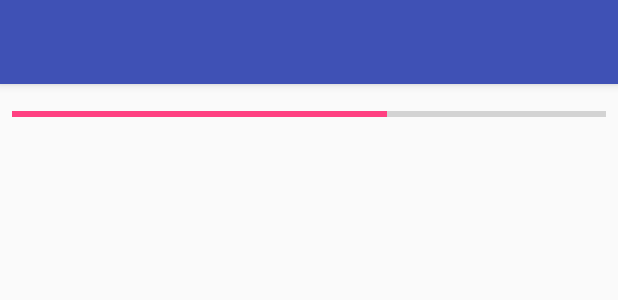
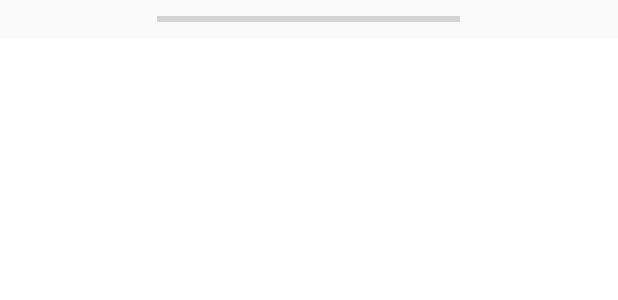
Before and after one commit to ReneCode/DrawingApp, an Android app: the layout activity_main.xml on its own in the app's theme, with its tools: preview values and no code run, on a phone screen of 412 x 824 dp. Shown: the top 300 px of the screen. Run offline under Robolectric (Android 15) with nearby library versions, the phone set to English and light mode, and no system bars.

Commit message:
limit points on drawing - show progress as points.size

```diff
--- a/app/src/main/AndroidManifest.xml
+++ b/app/src/main/AndroidManifest.xml
@@ -12,6 +12,7 @@
         <activity
             android:name=".MainActivity"
             android:label="@string/app_name"
+            android:screenOrientation="portrait"
             android:theme="@style/AppTheme.NoActionBar">
             <intent-filter>
                 <action android:name="android.intent.action.MAIN" />
--- a/app/src/main/java/eu/riffer/drawingapp/DrawingView.java
+++ b/app/src/main/java/eu/riffer/drawingapp/DrawingView.java
@@ -22,11 +22,11 @@ public class DrawingView extends View {
     private Bitmap canvasBitmap;
     private DrawingRecorder recoder;
 
-    public DrawingView(Context context, AttributeSet attribeSet) {
-        super(context, attribeSet);
+    private ProgressBar progressBar;
+    private int maxPointCount = 50;
 
-//        ProgressBar progressBar = (ProgressBar)findViewById(R.id.progressBar);
-//        progressBar.setProgress(34);
+    public DrawingView(Context context, AttributeSet attributeSet) {
+        super(context, attributeSet);
 
         recoder = new DrawingRecorder();
 
@@ -73,15 +73,20 @@ public class DrawingView extends View {
                 recoder.clear();
                 recoder.add(touchX, touchY);
                 drawPath.moveTo(touchX, touchY);
+                progressBar.setMax(maxPointCount);
                 break;
             case MotionEvent.ACTION_MOVE:
-                recoder.add(touchX, touchY);
-                drawPath.lineTo(touchX, touchY);
+                if (recoder.points.size() < maxPointCount) {
+                    recoder.add(touchX, touchY);
+                    drawPath.lineTo(touchX, touchY);
+                    progressBar.setProgress(recoder.points.size());
+                }
                 break;
             case MotionEvent.ACTION_UP:
                 recoder.save();
                 drawCanvas.drawPath(drawPath, drawPaint);
                 drawPath.reset();
+                progressBar.setProgress(0);
                 break;
             default:
                 return false;
@@ -90,4 +95,8 @@ public class DrawingView extends View {
         invalidate();
         return true;
     }
+
+    public void setProgressBar(ProgressBar progressBar) {
+        this.progressBar = progressBar;
+    }
 }
--- a/app/src/main/java/eu/riffer/drawingapp/MainActivity.java
+++ b/app/src/main/java/eu/riffer/drawingapp/MainActivity.java
@@ -1,44 +1,27 @@
 package eu.riffer.drawingapp;
 
 import android.os.Bundle;
-import android.support.design.widget.FloatingActionButton;
-import android.support.design.widget.Snackbar;
 import android.support.v7.app.AppCompatActivity;
-import android.support.v7.widget.Toolbar;
 import android.view.View;
-import android.view.Menu;
-import android.view.MenuItem;
+import android.widget.ProgressBar;
 
 public class MainActivity extends AppCompatActivity {
+
+    private View mDrawingView;
+    private ProgressBar progressBar;
+    private DrawingView drawingView;
 
     @Override
     protected void onCreate(Bundle savedInstanceState) {
         super.onCreate(savedInstanceState);
+
         setContentView(R.layout.activity_main);
-        Toolbar toolbar = (Toolbar) findViewById(R.id.toolbar);
-        setSupportActionBar(toolbar);
 
-    }
+        progressBar = findViewById(R.id.progressbar);
+        drawingView = findViewById(R.id.drawing);
 
-    @Override
-    public boolean onCreateOptionsMenu(Menu menu) {
-        // Inflate the menu; this adds items to the action bar if it is present.
-        getMenuInflater().inflate(R.menu.menu_main, menu);
-        return true;
-    }
+        drawingView.setProgressBar(progressBar);
 
-    @Override
-    public boolean onOptionsItemSelected(MenuItem item) {
-        // Handle action bar item clicks here. The action bar will
-        // automatically handle clicks on the Home/Up button, so long
-        // as you specify a parent activity in AndroidManifest.xml.
-        int id = item.getItemId();
-
-        //noinspection SimplifiableIfStatement
-        if (id == R.id.action_settings) {
-            return true;
-        }
-
-        return super.onOptionsItemSelected(item);
+        progressBar.setProgress(77);
     }
 }
--- a/app/src/main/res/layout/activity_main.xml
+++ b/app/src/main/res/layout/activity_main.xml
@@ -1,26 +1,35 @@
 <?xml version="1.0" encoding="utf-8"?>
-<android.support.design.widget.CoordinatorLayout xmlns:android="http://schemas.android.com/apk/res/android"
-    xmlns:app="http://schemas.android.com/apk/res-auto"
+<LinearLayout xmlns:android="http://schemas.android.com/apk/res/android"
     xmlns:tools="http://schemas.android.com/tools"
+    android:id="@+id/canvas"
     android:layout_width="match_parent"
     android:layout_height="match_parent"
+    android:gravity="center_horizontal"
+    android:orientation="vertical"
+    android:paddingBottom="@dimen/activity_vertical_margin"
+    android:paddingLeft="@dimen/activity_horizontal_margin"
+    android:paddingRight="@dimen/activity_horizontal_margin"
+    android:paddingTop="@dimen/activity_vertical_margin"
     tools:context=".MainActivity">
 
-    <android.support.design.widget.AppBarLayout
+
+    <ProgressBar
+        android:id="@+id/progressbar"
+        style="?android:attr/progressBarStyleHorizontal"
+        android:layout_width="202dp"
+        android:layout_height="50dp"
+        android:layout_weight="1" />
+
+    <eu.riffer.drawingapp.DrawingView
+        android:id="@+id/drawing"
         android:layout_width="match_parent"
-        android:layout_height="wrap_content"
-        android:theme="@style/AppTheme.AppBarOverlay">
-
-        <android.support.v7.widget.Toolbar
-            android:id="@+id/toolbar"
-            android:layout_width="match_parent"
-            android:layout_height="?attr/actionBarSize"
-            android:background="?attr/colorPrimary"
-            app:popupTheme="@style/AppTheme.PopupOverlay" />
-
-    </android.support.design.widget.AppBarLayout>
-
-    <include layout="@layout/content_main" />
+        android:layout_height="match_parent"
+        android:layout_marginBottom="0dp"
+        android:layout_marginLeft="0dp"
+        android:layout_marginRight="0dp"
+        android:layout_marginTop="0dp"
+        android:layout_weight="1"
+        android:background="#FFFFFFFF" />
 
 
-</android.support.design.widget.CoordinatorLayout>
+</LinearLayout>
--- a/app/src/main/res/layout/content_main.xml
+++ /dev/null
@@ -1,37 +0,0 @@
-<?xml version="1.0" encoding="utf-8"?>
-<android.support.constraint.ConstraintLayout xmlns:android="http://schemas.android.com/apk/res/android"
-    xmlns:app="http://schemas.android.com/apk/res-auto"
-    xmlns:tools="http://schemas.android.com/tools"
-    android:layout_width="match_parent"
-    android:layout_height="match_parent"
-    app:layout_behavior="@string/appbar_scrolling_view_behavior"
-    tools:context=".MainActivity"
-    tools:showIn="@layout/activity_main">
-
-    <view
-        class="eu.riffer.drawingapp.DrawingView"
-        id="@+id/view"
-        android:layout_width="match_parent"
-        android:layout_height="match_parent"
-        app:layout_constraintBottom_toBottomOf="parent"
-        app:layout_constraintEnd_toEndOf="parent"
-        app:layout_constraintHorizontal_bias="1.0"
-        app:layout_constraintStart_toStartOf="parent"
-        app:layout_constraintTop_toTopOf="parent"
-        app:layout_constraintVertical_bias="1.0" />
-
-    <ProgressBar
-        android:id="@+id/progressBar"
-        style="?android:attr/progressBarStyleHorizontal"
-        android:layout_width="match_parent"
-        android:layout_height="40dp"
-        android:layout_marginEnd="8dp"
-        android:layout_marginStart="8dp"
-        android:layout_marginTop="0dp"
-        android:progress="63"
-        app:layout_constraintEnd_toEndOf="parent"
-        app:layout_constraintStart_toStartOf="parent"
-        app:layout_constraintTop_toTopOf="parent" />
-
-
-</android.support.constraint.ConstraintLayout>
--- a/app/src/main/res/values/dimens.xml
+++ b/app/src/main/res/values/dimens.xml
@@ -1,5 +1,10 @@
 <resources>
     <dimen name="fab_margin">16dp</dimen>
+
+    <!-- Default screen margins, per the Android Design guidelines. -->
+    <dimen name="activity_horizontal_margin">0dp</dimen>
+    <dimen name="activity_vertical_margin">0dp</dimen>
+
 
     <!-- Brush sizes -->
     <dimen name="small_brush">10dp</dimen>
```
